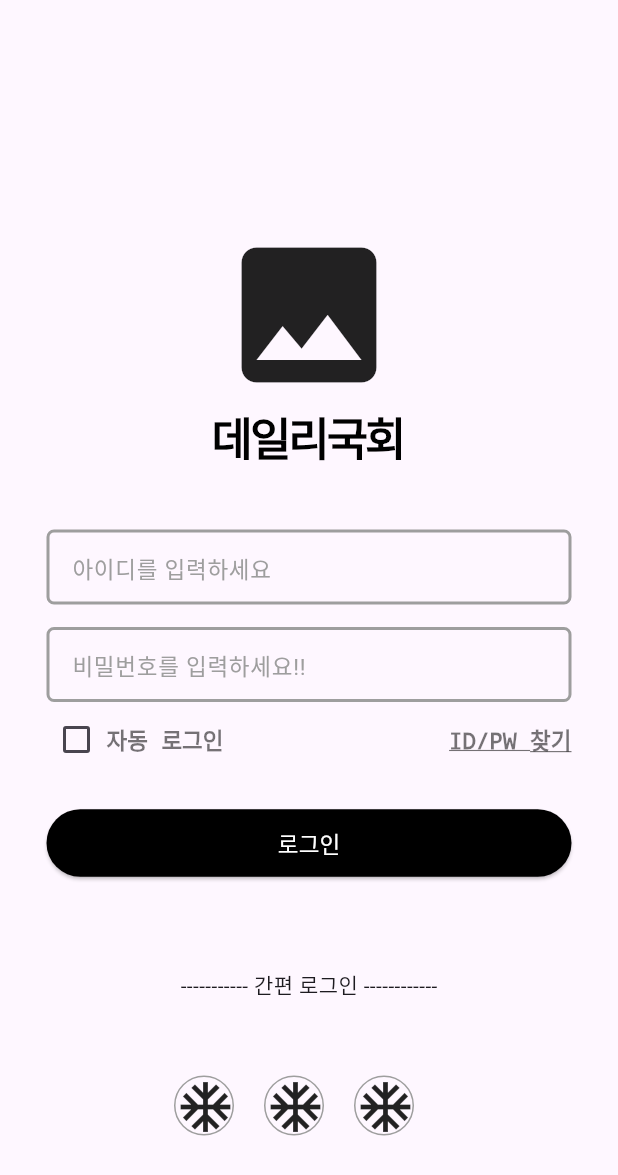
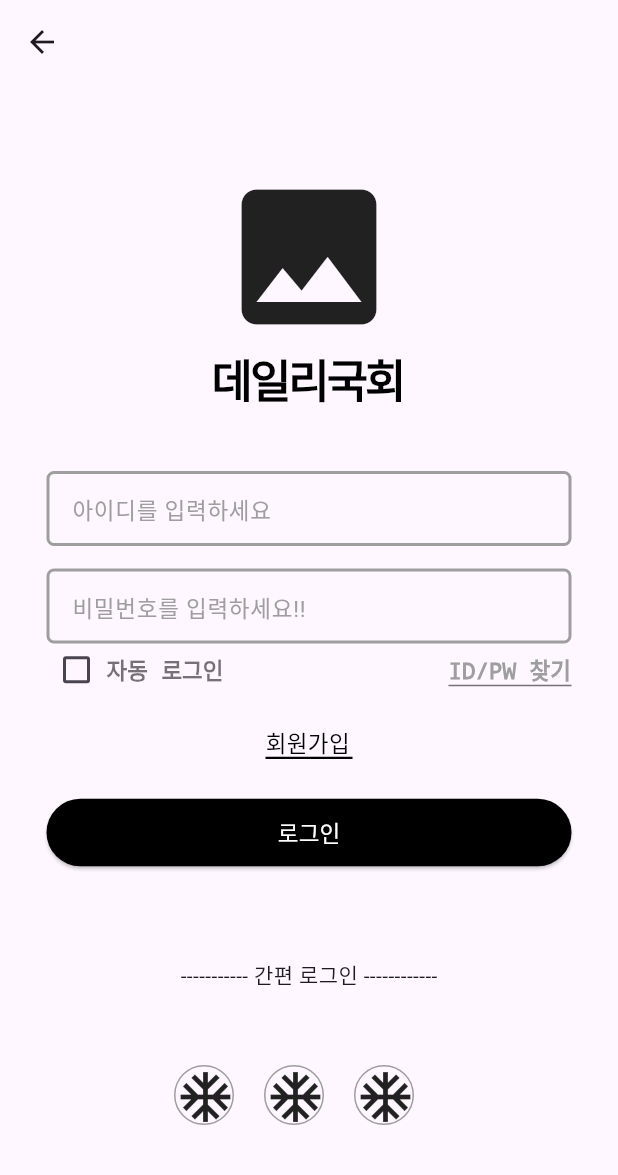
Before and after one commit to jamrice/dna-app, a Flutter app: the screen it shows after launch, after a tap on "로그인", on a phone screen of 412 x 824 dp. Shown: the top 1175 px of the screen. Run offline on Flutter 3.47's test engine with Material 3 defaults, Android fonts, the phone set to English and light mode, and no system bars; network calls fail.

Commit message:
Add sign up screen

```diff
--- a/lib/login_screen.dart
+++ b/lib/login_screen.dart
@@ -1,9 +1,10 @@
 import 'package:flutter/material.dart';
-import 'dart:developer';
+
+// import 'dart:developer';
 import 'main.dart';
 import 'package:http/http.dart' as http;
 import 'dart:convert';
-
+import 'sign_up_screen.dart';
 
 class MyApp extends StatelessWidget {
   const MyApp({super.key});
@@ -26,12 +27,12 @@ class _LoginScreenState extends State<LoginScreen> {
   final TextEditingController _PwController = TextEditingController();
   String _response = '';
 
-  bool _canNavigate = false;
+  // bool _canNavigate = false;
 
   //로그인 데이터 전송
   Future<void> sendLoginData(String username, String password) async {
     print("${username}, ${password}");
-    final url = Uri.parse('http://127.0.0.1:8001/login'); // FastAPI 서버 주소
+    final url = Uri.parse('http://10.0.2.2:8001/login'); // FastAPI 서버 주소
     try {
       final response = await http.post(
         url,
@@ -41,10 +42,9 @@ class _LoginScreenState extends State<LoginScreen> {
       if (response.statusCode == 200) {
         setState(() {
           final data = jsonDecode(response.body);
-          _response =
-          'Username: ${data['id']}, Password: ${data['password']}';
+          _response = 'Username: ${data['id']}, Password: ${data['password']}';
           print(_response);
-          navigateToNextPage(context);
+          // navigateToNextPage(context);
         });
       } else {
         setState(() {
@@ -76,9 +76,10 @@ class _LoginScreenState extends State<LoginScreen> {
   Widget build(BuildContext context) {
     return Scaffold(
       resizeToAvoidBottomInset: false,
+      appBar: AppBar(),
       body: Column(children: [
         Padding(
-          padding: EdgeInsets.only(top: 150, bottom: 0),
+          padding: EdgeInsets.only(top: 55, bottom: 0),
           child: Icon(
             Icons.image,
             size: 120,
@@ -111,10 +112,38 @@ class _LoginScreenState extends State<LoginScreen> {
             ),
             Container(
               width: 350,
+              height: 55,
               child: MyCheckBox(),
-            )
+            ),
           ]),
         ),
+        Container(
+          width: 58,
+          height: 22,
+          // color: Colors.cyanAccent,
+          decoration: BoxDecoration(
+              border: Border(
+                  bottom: BorderSide(
+            color: Colors.black,
+            width: 1.5,
+          ))),
+          child: GestureDetector(
+            onTap: () {
+              print("sign up");
+              Navigator.push(context,
+                  MaterialPageRoute(builder: (context) => signUpPage()));
+            },
+            child: Text(
+              "회원가입",
+              style: TextStyle(
+                  fontSize: 15,
+                  color: Colors.black,
+                  decoration: TextDecoration.combine([TextDecoration.none]),
+                  decorationColor: Colors.black),
+            ),
+          ),
+        ),
+        Padding(padding: EdgeInsets.only(bottom: 25)),
         ElevatedButton(
             onPressed: () {
               final id = _IdController.text;
@@ -211,16 +240,32 @@ class _MyCheckBoxState extends State<MyCheckBox> {
               Spacer(),
               Padding(
                   padding: EdgeInsets.zero,
+                  child: Container(
+                    // margin: EdgeInsets.symmetric(horizontal: 16,vertical: 5),
+                    width: 82,
+                    height: 22,
+                    // color: Colors.cyanAccent,
+                    decoration: BoxDecoration(
+                        border: Border(
+                            bottom: BorderSide(
+                      color: Colors.black54,
+                      width: 1,
+                    ))),
+                    child: GestureDetector(
+                      onTap: () {
+                        print("find id/pw");
+                      },
                       child: Text(
                         "ID/PW 찾기",
                         style: TextStyle(
                             fontSize: 15,
-                    color: Colors.black54,
-                    decorationStyle: TextDecorationStyle.solid,
-                    decorationColor: Colors.black54,
+                            color: Colors.grey,
+                            decoration:
+                                TextDecoration.combine([TextDecoration.none]),
+                            decorationColor: Colors.black54),
                       ),
                     ),
-              )
+                  )),
             ],
           )),
     );
```
Also changed, not shown: lib/sign_up_screen.dart (added, +45 -0 lines). Lines whose indentation alone changed are shown as unchanged.
